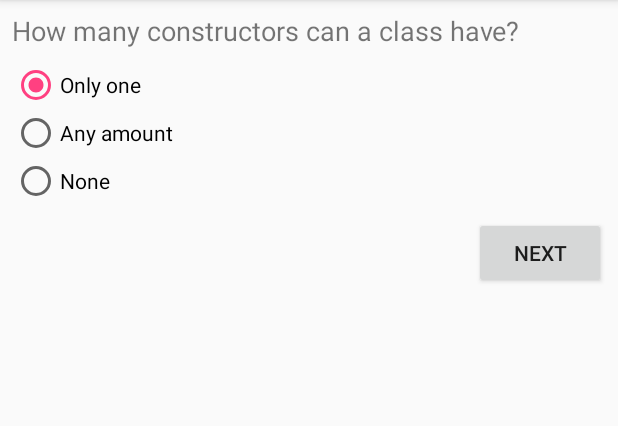
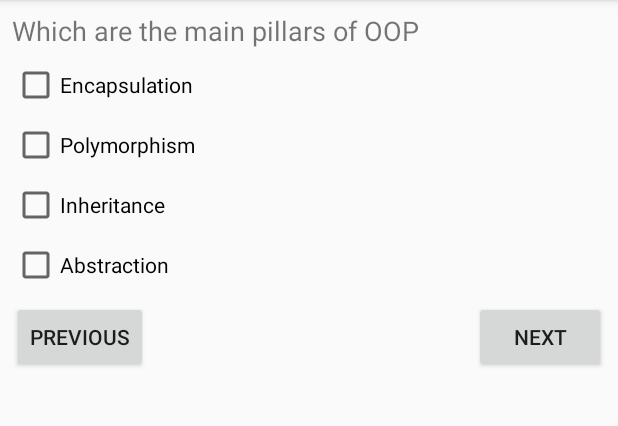
Before and after one commit to chrisvasqm/android-basics, an Android app: the screen it shows after launch (FirstQuizActivity before the commit, SecondQuizActivity after it), after a tap on "NEXT", on a phone screen of 412 x 824 dp, the part 84-510 px from its top. Run offline under Robolectric (Android 15) with nearby library versions, the phone set to English and light mode, and no system bars.

Commit message:
Add second quiz

```diff
--- a/app/src/main/AndroidManifest.xml
+++ b/app/src/main/AndroidManifest.xml
@@ -16,6 +16,7 @@
                 <category android:name="android.intent.category.LAUNCHER" />
             </intent-filter>
         </activity>
+        <activity android:name=".SecondQuizActivity"></activity>
     </application>
 
 </manifest>
--- a/app/src/main/java/com/chrisvasqm/androidbasics/FirstQuizActivity.kt
+++ b/app/src/main/java/com/chrisvasqm/androidbasics/FirstQuizActivity.kt
@@ -3,6 +3,7 @@ package com.chrisvasqm.androidbasics
 import android.os.Bundle
 import android.support.v7.app.AppCompatActivity
 import kotlinx.android.synthetic.main.activity_first_quiz.*
+import org.jetbrains.anko.startActivity
 import org.jetbrains.anko.toast
 
 class FirstQuizActivity : AppCompatActivity() {
@@ -13,7 +14,12 @@ class FirstQuizActivity : AppCompatActivity() {
 
         btnNextFirst.setOnClickListener {
             checkAnswer()
+            showSecondQuiz()
         }
+    }
+
+    private fun showSecondQuiz() {
+        startActivity<SecondQuizActivity>()
     }
 
     private fun checkAnswer() {
--- /dev/null
+++ b/app/src/main/java/com/chrisvasqm/androidbasics/SecondQuizActivity.kt
@@ -0,0 +1,35 @@
+package com.chrisvasqm.androidbasics
+
+import android.os.Bundle
+import android.support.v7.app.AppCompatActivity
+import kotlinx.android.synthetic.main.activity_second_quiz.*
+import org.jetbrains.anko.startActivity
+import org.jetbrains.anko.toast
+
+class SecondQuizActivity : AppCompatActivity() {
+
+    override fun onCreate(savedInstanceState: Bundle?) {
+        super.onCreate(savedInstanceState)
+        setContentView(R.layout.activity_second_quiz)
+
+        btnPreviousSecond.setOnClickListener { showFirstQuiz() }
+        btnNextSecond.setOnClickListener {
+            checkAnswer()
+        }
+    }
+
+    private fun showFirstQuiz() {
+        startActivity<FirstQuizActivity>()
+    }
+
+    private fun checkAnswer() {
+        if (checkEncapsulation.isChecked
+                and checkPolymorphism.isChecked
+                and checkInheritance.isChecked
+                and checkAbstraction.isChecked)
+            toast(R.string.correct)
+        else
+            toast(R.string.wrong)
+    }
+
+}
--- /dev/null
+++ b/app/src/main/res/layout/activity_second_quiz.xml
@@ -0,0 +1,79 @@
+<?xml version="1.0" encoding="utf-8"?>
+<android.support.constraint.ConstraintLayout xmlns:android="http://schemas.android.com/apk/res/android"
+    xmlns:app="http://schemas.android.com/apk/res-auto"
+    xmlns:tools="http://schemas.android.com/tools"
+    android:layout_width="match_parent"
+    android:layout_height="match_parent"
+    tools:context="com.chrisvasqm.androidbasics.SecondQuizActivity">
+
+    <TextView
+        android:id="@+id/textView"
+        android:layout_width="wrap_content"
+        android:layout_height="wrap_content"
+        android:layout_marginStart="8dp"
+        android:layout_marginTop="8dp"
+        android:text="@string/which_are_the_main_pillars_of_oop"
+        android:textSize="18sp"
+        app:layout_constraintStart_toStartOf="parent"
+        app:layout_constraintTop_toTopOf="parent" />
+
+    <CheckBox
+        android:id="@+id/checkEncapsulation"
+        android:layout_width="wrap_content"
+        android:layout_height="wrap_content"
+        android:layout_marginStart="8dp"
+        android:layout_marginTop="8dp"
+        android:text="@string/encapsulation"
+        app:layout_constraintStart_toStartOf="parent"
+        app:layout_constraintTop_toBottomOf="@+id/textView" />
+
+    <CheckBox
+        android:id="@+id/checkPolymorphism"
+        android:layout_width="wrap_content"
+        android:layout_height="wrap_content"
+        android:layout_marginStart="8dp"
+        android:layout_marginTop="8dp"
+        android:text="@string/polymorphism"
+        app:layout_constraintStart_toStartOf="parent"
+        app:layout_constraintTop_toBottomOf="@+id/checkEncapsulation" />
+
+    <CheckBox
+        android:id="@+id/checkInheritance"
+        android:layout_width="wrap_content"
+        android:layout_height="wrap_content"
+        android:layout_marginStart="8dp"
+        android:layout_marginTop="8dp"
+        android:text="@string/inheritance"
+        app:layout_constraintStart_toStartOf="parent"
+        app:layout_constraintTop_toBottomOf="@+id/checkPolymorphism" />
+
+    <CheckBox
+        android:id="@+id/checkAbstraction"
+        android:layout_width="wrap_content"
+        android:layout_height="wrap_content"
+        android:layout_marginStart="8dp"
+        android:layout_marginTop="8dp"
+        android:text="@string/abstraction"
+        app:layout_constraintStart_toStartOf="parent"
+        app:layout_constraintTop_toBottomOf="@+id/checkInheritance" />
+
+    <Button
+        android:id="@+id/btnPreviousSecond"
+        android:layout_width="wrap_content"
+        android:layout_height="wrap_content"
+        android:layout_marginStart="8dp"
+        android:layout_marginTop="8dp"
+        android:text="@string/previous"
+        app:layout_constraintStart_toStartOf="parent"
+        app:layout_constraintTop_toBottomOf="@+id/checkAbstraction" />
+
+    <Button
+        android:id="@+id/btnNextSecond"
+        android:layout_width="wrap_content"
+        android:layout_height="wrap_content"
+        android:layout_marginEnd="8dp"
+        android:layout_marginTop="8dp"
+        android:text="@string/next"
+        app:layout_constraintEnd_toEndOf="parent"
+        app:layout_constraintTop_toBottomOf="@+id/checkAbstraction" />
+</android.support.constraint.ConstraintLayout>
--- a/app/src/main/res/values/strings.xml
+++ b/app/src/main/res/values/strings.xml
@@ -7,4 +7,10 @@
     <string name="any_amount">Any amount</string>
     <string name="none">None</string>
     <string name="next">Next</string>
+    <string name="which_are_the_main_pillars_of_oop">Which are the main pillars of OOP</string>
+    <string name="encapsulation">Encapsulation</string>
+    <string name="polymorphism">Polymorphism</string>
+    <string name="inheritance">Inheritance</string>
+    <string name="abstraction">Abstraction</string>
+    <string name="previous">Previous</string>
 </resources>
```
